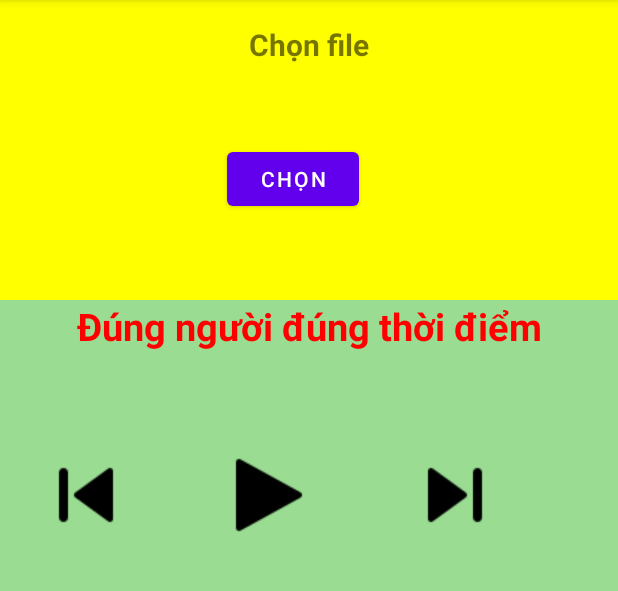
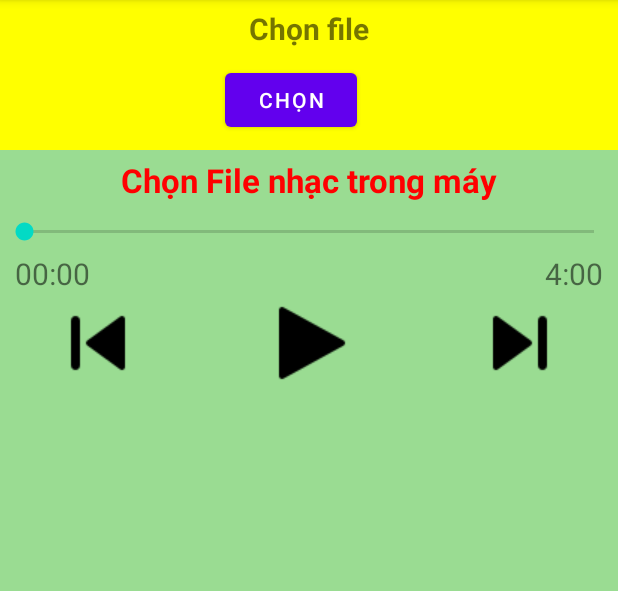
Before and after one commit to commude-gitdev/media_player_demo, an Android app: the screen it shows after launch (MainActivity), on a phone screen of 412 x 824 dp, the part 84-675 px from its top. Run offline under Robolectric (Android 15) with nearby library versions, the phone set to English and light mode, and no system bars.

Commit message:
commit v.2

```diff
--- a/app/src/main/AndroidManifest.xml
+++ b/app/src/main/AndroidManifest.xml
@@ -2,8 +2,6 @@
 <manifest xmlns:android="http://schemas.android.com/apk/res/android"
     xmlns:tools="http://schemas.android.com/tools"
     package="com.hoangt3k56.appmusic">
-    <uses-permission android:name="android.permission.READ_EXTERNAL_STORAGE"/>
-    <uses-permission android:name="android.permission.WRITE_EXTERNAL_STORAGE"/>
 
     <application
         android:allowBackup="true"
--- a/app/src/main/java/com/hoangt3k56/appmusic/Constant.java
+++ b/app/src/main/java/com/hoangt3k56/appmusic/Constant.java
@@ -2,4 +2,6 @@ package com.hoangt3k56.appmusic;
 
 public class Constant {
     public static final String AUDIO = "audio/*";
+    public static final String TIME_SONG = "mm:ss";
+    public static final int MY_FILE_CODE = 123;
 }
--- a/app/src/main/java/com/hoangt3k56/appmusic/MainActivity.java
+++ b/app/src/main/java/com/hoangt3k56/appmusic/MainActivity.java
@@ -4,135 +4,224 @@ import androidx.annotation.Nullable;
 import androidx.appcompat.app.AppCompatActivity;
 
 import android.Manifest;
+import android.app.Activity;
 import android.content.Intent;
 import android.content.pm.PackageManager;
 import android.media.MediaPlayer;
 import android.net.Uri;
 import android.os.Build;
 import android.os.Bundle;
+import android.os.Handler;
 import android.util.Log;
 import android.view.View;
 import android.widget.Button;
 import android.widget.ImageView;
+import android.widget.ListView;
+import android.widget.SeekBar;
 import android.widget.TextView;
 import android.widget.Toast;
 
 import java.io.File;
+import java.text.SimpleDateFormat;
 import java.util.ArrayList;
 
 public class MainActivity extends AppCompatActivity {
-    TextView txtFile, txtNameMusic;
+
+    TextView txtFile, txtNameMusic, txtTimeBegin, txtTimeEnd;
     Button btnSubmit;
     ImageView imgNext, imgPlay, imgPrev;
-    private int MY_FILE_CODE = 123;
     MediaPlayer mediaPlayer;
-    ArrayList<Uri> songArrayList;
-    int postion = 0;
+    SeekBar seekbarSong;
+
+    ArrayList<Song> songArrayList;
+    ListView listViewSong;
+    SongAdapter adapter;
+    int postion = 0, beginTime, endTime;
+    SimpleDateFormat simpleDateFormat;
+
 
     @Override
     protected void onCreate(Bundle savedInstanceState) {
         super.onCreate(savedInstanceState);
         setContentView(R.layout.activity_main);
+
         initUi();
-        songArrayList = new ArrayList<>();
-//        songArrayList.add(Uri.parse(name));
-//        khoiTaoMediaPlayer();
+
         btnSubmit.setOnClickListener(new View.OnClickListener() {
             @Override
             public void onClick(View view) {
+                // select files and transfer data
+
                 Intent intent;
                 intent = new Intent();
                 intent.setAction(Intent.ACTION_GET_CONTENT);
+                intent.putExtra(Intent.EXTRA_ALLOW_MULTIPLE, true);
                 intent.setType(Constant.AUDIO);
-                startActivityForResult(intent, MY_FILE_CODE);
+                startActivityForResult(intent, Constant.MY_FILE_CODE);
             }
         });
+
         imgPlay.setOnClickListener(new View.OnClickListener() {
             @Override
             public void onClick(View view) {
-//                Toast.makeText(MainActivity.this, ""+songArrayList.size(), Toast.LENGTH_SHORT).show();
-                if(songArrayList.size()>0){
-                    if(mediaPlayer.isPlaying()){
+                if (songArrayList.size() > 0){
+                    if (mediaPlayer.isPlaying()){
                         mediaPlayer.pause();
                         imgPlay.setImageResource(R.drawable.play);
-                    }
-                    else{
+                    } else {
                         mediaPlayer.start();
                         imgPlay.setImageResource(R.drawable.pause);
                     }
-                }else{
+                } else {
                     Toast.makeText(MainActivity.this, "Vui long chon file", Toast.LENGTH_SHORT).show();
                 }
-
             }
         });
+
         imgNext.setOnClickListener(new View.OnClickListener() {
             @Override
             public void onClick(View view) {
-                if(songArrayList.size()>0){
-                    postion ++;
-                    if(postion > songArrayList.size()-1){
+                if (songArrayList.size() > 0){
+                    postion++;
+                    if (postion > (songArrayList.size() - 1)){
                         postion = 0;
                     }
                     mediaPlayer.stop();
                     khoiTaoMediaPlayer();
                     mediaPlayer.start();
-                }else{
+                    imgPlay.setImageResource(R.drawable.pause);
+                } else {
                     Toast.makeText(MainActivity.this, "Vui long chon file", Toast.LENGTH_SHORT).show();
                 }
-
             }
         });
+
         imgPrev.setOnClickListener(new View.OnClickListener() {
             @Override
             public void onClick(View view) {
-                if(songArrayList.size() > 0){
+                if (songArrayList.size() > 0){
                     postion --;
-                    if(postion < 0){
+                    if (postion < 0){
                         postion = songArrayList.size()-1;
                     }
                     mediaPlayer.stop();
                     khoiTaoMediaPlayer();
                     mediaPlayer.start();
-                }else{
+                    imgPlay.setImageResource(R.drawable.pause);
+                } else {
                     Toast.makeText(MainActivity.this, "Vui long chon file", Toast.LENGTH_SHORT).show();
                 }
+            }
+        });
+
+        seekbarSong.setOnSeekBarChangeListener(new SeekBar.OnSeekBarChangeListener() {
+            @Override
+            public void onProgressChanged(SeekBar seekBar, int i, boolean b) {
+                txtTimeBegin.setText(simpleDateFormat.format(seekBar.getProgress()));
+            }
+
+            @Override
+            public void onStartTrackingTouch(SeekBar seekBar) {
 
             }
+
+            @Override
+            public void onStopTrackingTouch(SeekBar seekBar) {
+                mediaPlayer.seekTo(seekbarSong.getProgress());
+            }
         });
+
     }
 
     @Override
     public void onActivityResult(int requestCode, int resultCode, Intent data) {
         super.onActivityResult(requestCode, resultCode, data);
-        if (requestCode == MY_FILE_CODE && resultCode == MainActivity.RESULT_OK ){
-            if ((data != null) && (data.getData() != null)){
-                Uri audioFileUri = data.getData();
-                Log.d("TAIDEV", "ch = "+audioFileUri);
-                songArrayList.add(audioFileUri);
-                if(songArrayList.size() == 1){
-                    khoiTaoMediaPlayer();
+        Uri uri = null;
+        if ((requestCode == Constant.MY_FILE_CODE) && (resultCode == MainActivity.RESULT_OK)){
+            if (data != null){
+                if (data.getClipData() == null){
+                    uri = data.getData();
+                    Log.d("TAIDEV", "ch = "+uri);
+                    songArrayList.add(new Song(uri.toString(), uri));
+                    if (songArrayList.size() == 1){
+                        khoiTaoMediaPlayer();
+                    }
+                } else {
+                    for (int i = 0; i < data.getClipData().getItemCount(); i++) {
+                        uri = data.getClipData().getItemAt(i).getUri();
+                        songArrayList.add(new Song(uri.toString(), uri));
+                        if (songArrayList.size() == 1){
+                            khoiTaoMediaPlayer();
+                        }
+                    }
                 }
-                // Now you can use that Uri to get the file path, or upload it, ...
-//                Toast.makeText(this, "hhhhh", Toast.LENGTH_SHORT).show();
             }
         }
     }
 
-    private void khoiTaoMediaPlayer() {
-        Uri uri = songArrayList.get(postion);
-        mediaPlayer = MediaPlayer.create(MainActivity.this,uri);
-        txtNameMusic.setText("Bai "+ (postion+1));
+    private void updateSong(){
+        Handler handler = new Handler();
+        handler.postDelayed(new Runnable() {
+            @Override
+            public void run() {
+                txtTimeBegin.setText(simpleDateFormat.format(mediaPlayer.getCurrentPosition()));
+                seekbarSong.setProgress(mediaPlayer.getCurrentPosition());
+                handler.postDelayed(this, 500);
+            }
+        }, 1000);
 
-
-    }
-    private void initUi() {
-        txtFile = (TextView) findViewById(R.id.txtFile);
-        btnSubmit = (Button) findViewById(R.id.btnSubmit);
-        txtNameMusic = (TextView) findViewById(R.id.txtNameMusic);
-        imgNext = (ImageView) findViewById(R.id.imgNext);
-        imgPlay = (ImageView) findViewById(R.id.imgPlay);
-        imgPrev = (ImageView) findViewById(R.id.imgPrev);
+        mediaPlayer.setOnCompletionListener(new MediaPlayer.OnCompletionListener() {
+            @Override
+            public void onCompletion(MediaPlayer mediaPlayer) {
+                postion ++;
+                if (postion > (songArrayList.size() - 1)){
+                    postion = 0;
+                }
+                mediaPlayer.stop();
+                khoiTaoMediaPlayer();
+//                imgPlay.setImageResource(R.drawable.play);
+//                mediaPlayer.start();
+                imgPlay.setImageResource(R.drawable.play);
+            }
+        });
     }
 
+    private void editTextSeebar(){
+        txtTimeEnd.setText(simpleDateFormat.format(mediaPlayer.getDuration()));
+        seekbarSong.setMax(mediaPlayer.getDuration());
+    }
+
+    private void khoiTaoMediaPlayer() {
+        Song song = songArrayList.get(postion);
+        mediaPlayer = MediaPlayer.create(MainActivity.this,song.getUri());
+        txtNameMusic.setText(song.getName());
+        editTextSeebar();
+        updateSong();
+    }
+
+    private void initUi() {
+        txtFile         = (TextView) findViewById(R.id.txtFile);
+        txtTimeBegin    = (TextView) findViewById(R.id.txtTimeBegin);
+        txtTimeEnd      = (TextView) findViewById(R.id.txtTimeEnd);
+        txtNameMusic    = (TextView) findViewById(R.id.txtNameMusic);
+        btnSubmit       = (Button) findViewById(R.id.btnSubmit);
+        imgNext         = (ImageView) findViewById(R.id.imgNext);
+        imgPlay         = (ImageView) findViewById(R.id.imgPlay);
+        imgPrev         = (ImageView) findViewById(R.id.imgPrev);
+        seekbarSong     = (SeekBar) findViewById(R.id.seekbarSong);
+        listViewSong    = (ListView) findViewById(R.id.listViewSong);
+
+        songArrayList       = new ArrayList<>();
+        simpleDateFormat    = new SimpleDateFormat(Constant.TIME_SONG);
+        adapter             = new SongAdapter(this, R.layout.raw_song, songArrayList);
+        listViewSong.setAdapter(adapter);
+    }
+
+    public void clickNextSongList(int i){
+        postion = i;
+        mediaPlayer.stop();
+        khoiTaoMediaPlayer();
+        mediaPlayer.start();
+        imgPlay.setImageResource(R.drawable.pause);
+    }
 }
--- /dev/null
+++ b/app/src/main/java/com/hoangt3k56/appmusic/SongAdapter.java
@@ -0,0 +1,72 @@
+package com.hoangt3k56.appmusic;
+
+import android.content.Context;
+import android.view.LayoutInflater;
+import android.view.View;
+import android.view.ViewGroup;
+import android.widget.BaseAdapter;
+import android.widget.TextView;
+import android.widget.Toast;
+
+import java.util.ArrayList;
+import java.util.zip.Inflater;
+
+public class SongAdapter extends BaseAdapter {
+    private MainActivity context;
+    private int layout;
+    private ArrayList<Song> songArrayList;
+
+    public SongAdapter(MainActivity context, int layout, ArrayList<Song> songArrayList) {
+        this.context = context;
+        this.layout = layout;
+        this.songArrayList = songArrayList;
+    }
+
+    private class Holder{
+        TextView txtNumberSong, txtNameListSong;
+    }
+
+    @Override
+    public int getCount() {
+        return songArrayList.size();
+    }
+
+    @Override
+    public Object getItem(int i) {
+        return null;
+    }
+
+    @Override
+    public long getItemId(int i) {
+        return 0;
+    }
+
+    @Override
+    public View getView(int i, View view, ViewGroup viewGroup) {
+        Holder holder   = null;
+        Song song       = songArrayList.get(i);
+        LayoutInflater layoutInflater = (LayoutInflater) context.getSystemService(Context.LAYOUT_INFLATER_SERVICE);
+        view                          = layoutInflater.inflate(layout, null);
+
+        if (holder == null){
+            holder = new Holder();
+            holder.txtNumberSong    = (TextView) view.findViewById(R.id.txtNumberSong);
+            holder.txtNameListSong  = (TextView) view.findViewById(R.id.txtNameListSong);
+            view.setTag(holder);
+        } else {
+            holder = (Holder) view.getTag();
+        }
+
+        holder.txtNumberSong.setText(""+(1 + i));
+        holder.txtNameListSong.setText(song.getName());
+
+        holder.txtNameListSong.setOnClickListener(new View.OnClickListener() {
+            @Override
+            public void onClick(View view) {
+               context.clickNextSongList(i);
+            }
+        });
+
+        return view;
+    }
+}
--- a/app/src/main/res/layout/activity_main.xml
+++ b/app/src/main/res/layout/activity_main.xml
@@ -1,38 +1,39 @@
 <?xml version="1.0" encoding="utf-8"?>
 <LinearLayout xmlns:android="http://schemas.android.com/apk/res/android"
     xmlns:app="http://schemas.android.com/apk/res-auto"
-    android:orientation="vertical"
     xmlns:tools="http://schemas.android.com/tools"
     android:layout_width="match_parent"
     android:layout_height="match_parent"
+    android:orientation="vertical"
     tools:context=".MainActivity">
 
     <RelativeLayout
         android:layout_width="match_parent"
-        android:layout_height="200dp"
+        android:layout_height="100dp"
         android:background="#ff0">
+
         <TextView
             android:id="@+id/txtFile"
             android:layout_width="match_parent"
             android:layout_height="wrap_content"
             android:layout_alignParentTop="true"
-            android:layout_alignParentEnd="true"
-            android:layout_marginTop="16dp"
-            android:layout_marginEnd="0dp"
+            android:layout_marginTop="5dp"
             android:text="Chọn file"
             android:textAlignment="center"
             android:textSize="20sp"
             android:textStyle="bold" />
+
         <Button
             android:id="@+id/btnSubmit"
             android:layout_width="wrap_content"
             android:layout_height="wrap_content"
-            android:layout_alignTop="@+id/txtFile"
+            android:layout_below="@id/txtFile"
             android:layout_alignParentStart="true"
-            android:layout_marginStart="151dp"
-            android:layout_marginTop="79dp"
+            android:layout_marginStart="150dp"
+            android:layout_marginTop="10dp"
             android:text="Chọn" />
     </RelativeLayout>
+
 
     <RelativeLayout
         android:layout_width="match_parent"
@@ -43,42 +44,83 @@
             android:id="@+id/txtNameMusic"
             android:layout_width="match_parent"
             android:layout_height="wrap_content"
+            android:padding="5dp"
+            android:text="Chọn File nhạc trong máy"
             android:textAlignment="center"
-            android:text="Đúng người đúng thời điểm"
             android:textColor="#ff00"
-            android:textSize="25sp"
+            android:textSize="22sp"
             android:textStyle="bold" />
+
+        <SeekBar
+            android:id="@+id/seekbarSong"
+            android:layout_width="match_parent"
+            android:layout_height="wrap_content"
+            android:layout_below="@id/txtNameMusic"
+            android:layout_marginTop="5dp" />
+
+        <TextView
+            android:id="@+id/txtTimeBegin"
+            android:layout_width="wrap_content"
+            android:layout_height="wrap_content"
+            android:layout_below="@id/seekbarSong"
+            android:layout_alignParentLeft="true"
+            android:layout_marginLeft="10dp"
+            android:layout_marginTop="5dp"
+            android:text="00:00"
+            android:textSize="20sp" />
+
+        <TextView
+            android:id="@+id/txtTimeEnd"
+            android:layout_width="wrap_content"
+            android:layout_height="wrap_content"
+            android:layout_below="@id/seekbarSong"
+            android:layout_alignParentRight="true"
+            android:layout_marginTop="5dp"
+            android:layout_marginRight="10dp"
+            android:text="4:00"
+            android:textSize="20sp" />
 
         <ImageView
             android:id="@+id/imgPrev"
             android:layout_width="wrap_content"
             android:layout_height="wrap_content"
-            android:layout_alignParentStart="true"
-            android:layout_alignParentTop="true"
-            android:layout_marginStart="27dp"
-            android:layout_marginTop="100dp"
+            android:layout_below="@id/seekbarSong"
+            android:layout_alignParentLeft="true"
+            android:layout_marginLeft="35dp"
+            android:layout_marginTop="35dp"
             app:srcCompat="@drawable/prev" />
 
         <ImageView
             android:id="@+id/imgNext"
             android:layout_width="wrap_content"
             android:layout_height="wrap_content"
-            android:layout_alignParentStart="true"
-            android:layout_alignParentTop="true"
-            android:layout_marginStart="273dp"
-            android:layout_marginTop="100dp"
+            android:layout_below="@id/seekbarSong"
+            android:layout_alignParentRight="true"
+            android:layout_marginTop="35dp"
+            android:layout_marginRight="35dp"
             app:srcCompat="@drawable/next" />
 
         <ImageView
             android:id="@+id/imgPlay"
             android:layout_width="wrap_content"
             android:layout_height="wrap_content"
-            android:layout_alignParentStart="true"
-            android:layout_alignParentTop="true"
-            android:layout_marginStart="147dp"
-            android:layout_marginTop="100dp"
+            android:layout_below="@id/seekbarSong"
+            android:layout_centerHorizontal="true"
+            android:layout_marginTop="35dp"
             app:srcCompat="@drawable/play" />
 
+        <ListView
+            android:id="@+id/listViewSong"
+            android:layout_width="wrap_content"
+            android:layout_height="match_parent"
+            android:layout_below="@+id/imgPlay"
+            android:layout_alignParentBottom="true"
+            android:layout_alignParentLeft="true"
+            android:layout_alignParentRight="true"
+            android:layout_marginRight="15dp"
+            android:layout_marginLeft="15dp"
+            android:layout_marginTop="40dp"
+            android:layout_marginBottom="50dp" />
 
     </RelativeLayout>
 
```
Also changed, not shown: app/src/main/java/com/hoangt3k56/appmusic/Song.java (added, +35 -0 lines), app/src/main/res/layout/raw_song.xml (added, +29 -0 lines), 1 other file.
